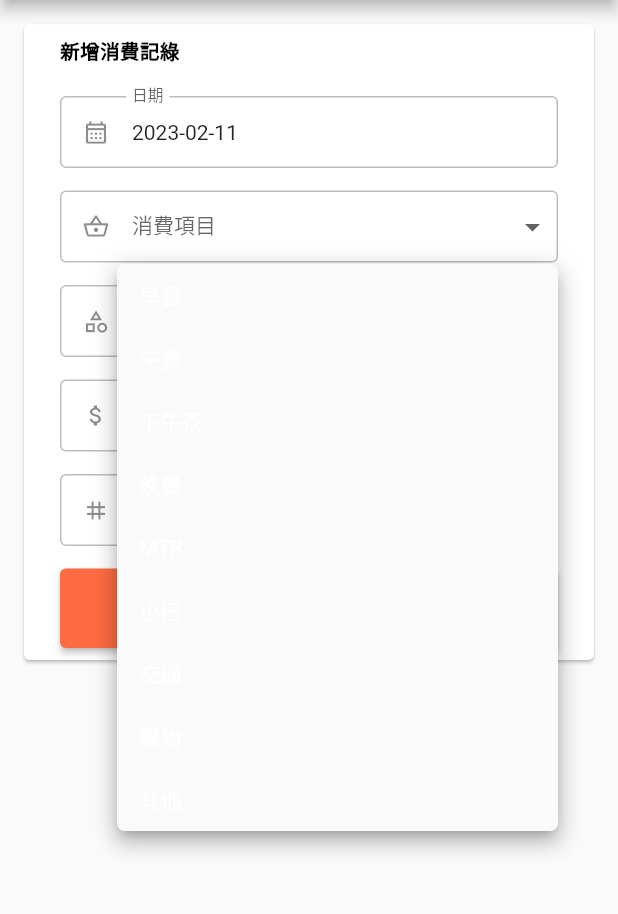
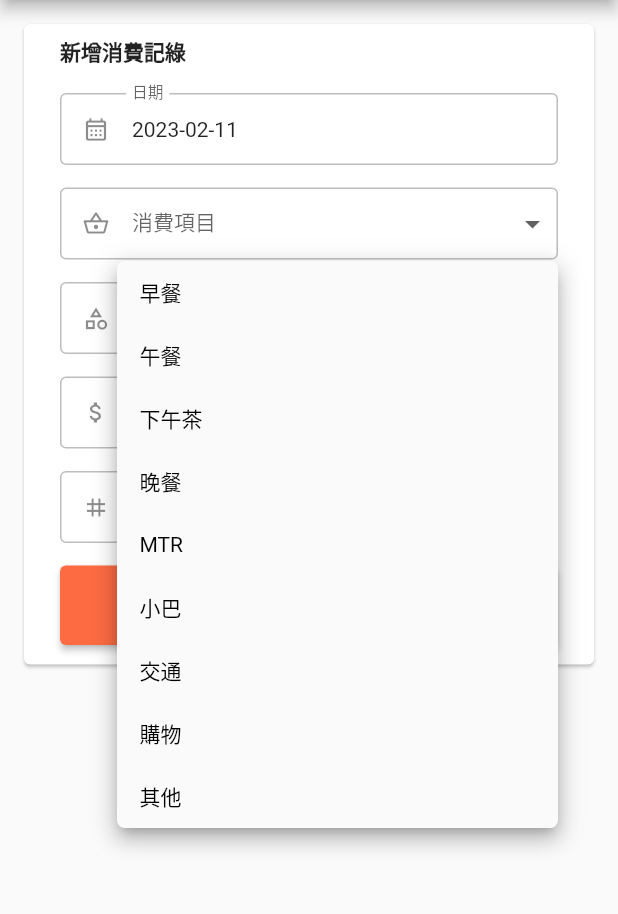
Before and after one commit to rabittowong/grapefruit-panini, a Flutter app: the ExpenditureCreate screen opened directly, after a tap on "消費項目", on a phone screen of 412 x 824 dp, the part 84-998 px from its top. Run offline on Flutter 3.47's test engine with Material 2 defaults, Android fonts, the phone set to English and light mode, and no system bars; drawn by our look-alikes of getwidget; our stand-ins replace rive.

Commit message:
update expenditure ui

```diff
--- a/assets/data/expenditure_data.json
+++ b/assets/data/expenditure_data.json
@@ -138,7 +138,7 @@
     "updated_at": "2022-01-16 14:34:32",
     "updated_by": "tl8OV71dYq3emeE1Z2wRE4L95TK3",
     "paid_at": "2022-12-21 14:22:26",
-    "remark": null,
+    "remark": "法國小巴黎餐廳",
     "id": "t5bn9tY175VyuZMa7Kws",
     "category": "用餐"
   },
--- a/lib/component/expenditure/expenditure_not_found.dart
+++ b/lib/component/expenditure/expenditure_not_found.dart
@@ -12,7 +12,8 @@ class ExpenditureNotFound extends StatelessWidget {
           margin: const EdgeInsets.fromLTRB(15, 0, 15, 15),
           content: Column(
             children: const [
-              Image(image: AssetImage('assets/img/expenditure_not_found.png')),
+              Padding(padding: EdgeInsets.only(top: 5)),
+              Image(image: AssetImage('assets/img/expenditure_not_found.jpg')),
               Padding(padding: EdgeInsets.only(top: 15)),
               Text('這個月目前還沒有支出，'),
               Text('快去創建一筆交易吧！'),
--- a/lib/component/form/form_date_picker.dart
+++ b/lib/component/form/form_date_picker.dart
@@ -29,21 +29,6 @@ class FormDatePicker extends StatelessWidget {
         decoration: InputDecoration(
           prefixIcon: icon,
           labelText: label,
-          contentPadding: EdgeInsets.zero,
-          isDense: true,
-          labelStyle: const TextStyle(fontSize: 14),
-          enabledBorder: const OutlineInputBorder(
-            borderSide: BorderSide(color: Colors.black26, width: 1),
-          ),
-          focusedBorder: OutlineInputBorder(
-            borderSide: BorderSide(color: ThemeColor.primary[500]!, width: 1),
-          ),
-          errorBorder: OutlineInputBorder(
-            borderSide: BorderSide(color: ThemeColor.danger[500]!, width: 1),
-          ),
-          focusedErrorBorder: OutlineInputBorder(
-            borderSide: BorderSide(color: ThemeColor.danger[500]!, width: 1),
-          ),
         ),
         onTap: () async {
           final DateTime? pickedDate = await showDatePicker(
--- a/lib/component/form/form_elevated_button.dart
+++ b/lib/component/form/form_elevated_button.dart
@@ -21,10 +21,6 @@ class FormElevatedButton extends StatelessWidget {
           Expanded(
             child: ElevatedButton(
               onPressed: onPressed,
-              style: ElevatedButton.styleFrom(
-                padding: const EdgeInsets.all(16),
-                backgroundColor: ThemeColor.primary[500],
-              ),
               child: Text(text),
             ),
           ),
--- a/lib/component/form/form_input.dart
+++ b/lib/component/form/form_input.dart
@@ -30,21 +30,6 @@ class FormInput extends StatelessWidget {
         decoration: InputDecoration(
           prefixIcon: icon,
           labelText: label,
-          contentPadding: EdgeInsets.zero,
-          isDense: true,
-          labelStyle: const TextStyle(fontSize: 14),
-          enabledBorder: const OutlineInputBorder(
-            borderSide: BorderSide(color: Colors.black26, width: 1),
-          ),
-          focusedBorder: OutlineInputBorder(
-            borderSide: BorderSide(color: ThemeColor.primary[500]!, width: 1),
-          ),
-          errorBorder: OutlineInputBorder(
-            borderSide: BorderSide(color: ThemeColor.danger[500]!, width: 1),
-          ),
-          focusedErrorBorder: OutlineInputBorder(
-            borderSide: BorderSide(color: ThemeColor.danger[500]!, width: 1),
-          ),
         ),
         keyboardType: keyboardType,
         autovalidateMode: AutovalidateMode.onUserInteraction,
--- a/lib/component/form/form_select.dart
+++ b/lib/component/form/form_select.dart
@@ -1,6 +1,5 @@
 import 'package:flutter/material.dart';
 
-import '../../theme_color.dart';
 import 'custom_dropdown.dart';
 
 class FormSelect extends StatelessWidget {
@@ -32,28 +31,18 @@ class FormSelect extends StatelessWidget {
           labelText: label,
           contentPadding:
               const EdgeInsets.symmetric(horizontal: 5, vertical: 8),
-          isDense: true,
-          labelStyle: const TextStyle(fontSize: 14),
-          filled: true,
-          fillColor: Colors.white,
-          enabledBorder: const OutlineInputBorder(
-            borderSide: BorderSide(color: Colors.black26, width: 1),
-          ),
-          focusedBorder: OutlineInputBorder(
-            borderSide: BorderSide(color: ThemeColor.primary[500]!, width: 1),
-          ),
-          errorBorder: OutlineInputBorder(
-            borderSide: BorderSide(color: ThemeColor.danger[500]!, width: 1),
-          ),
-          focusedErrorBorder: OutlineInputBorder(
-            borderSide: BorderSide(color: ThemeColor.danger[500]!, width: 1),
-          ),
         ),
         borderRadius: BorderRadius.circular(5),
         value: inputController.text.isEmpty ? null : inputController.text,
         items: [
           for (final item in items)
-            CustomDropdownMenuItem(value: item, child: Text(item)),
+            CustomDropdownMenuItem(
+              value: item,
+              child: Text(
+                item,
+                style: const TextStyle(color: Colors.black),
+              ),
+            ),
         ],
         autovalidateMode: AutovalidateMode.onUserInteraction,
         validator: validator,
--- a/lib/page/expenditure/expenditure_create.dart
+++ b/lib/page/expenditure/expenditure_create.dart
@@ -100,13 +100,13 @@ class ExpenditureCreateState extends State<ExpenditureCreate> {
           children: [
             GFCard(
               content: Column(
+                crossAxisAlignment: CrossAxisAlignment.start,
                 children: [
-                  const GFTypography(
-                    text: '新增消費記綠',
-                    type: GFTypographyType.typo6,
-                    fontWeight: FontWeight.bold,
-                    dividerHeight: 0,
+                  const Text(
+                    '新增消費記綠',
+                    style: TextStyle(fontWeight: FontWeight.bold),
                   ),
+                  const Padding(padding: EdgeInsets.only(top: 2)),
                   FormDatePicker(
                     inputController: _paidAt,
                     label: '日期',
@@ -187,6 +187,7 @@ class ExpenditureCreateState extends State<ExpenditureCreate> {
                     text: '新增',
                     onPressed: _onSubmit,
                   ),
+                  const Padding(padding: EdgeInsets.only(top: 5)),
                 ],
               ),
             ),
--- a/lib/page/router_content.dart
+++ b/lib/page/router_content.dart
@@ -49,10 +49,8 @@ class _RouterContentState extends State<RouterContent> {
           _widgetTitles.elementAt(_selectedIndex),
           style: const TextStyle(color: Colors.white),
         ),
-        centerTitle: true,
         iconTheme: const IconThemeData(color: Colors.white),
       ),
-      drawer: DrawerContent(profile: widget.profile),
       body: _widgetOptions.elementAt(_selectedIndex),
       bottomNavigationBar: BottomNavigationBar(
         items: const [
--- /dev/null
+++ b/lib/slide_leftwards_page_transition_builder.dart
@@ -0,0 +1,23 @@
+import 'package:flutter/material.dart';
+
+class SlideLeftwardsPageTransitionBuilder extends PageTransitionsBuilder {
+  const SlideLeftwardsPageTransitionBuilder();
+
+  @override
+  Widget buildTransitions<T>(
+      PageRoute<T> route,
+      BuildContext context,
+      Animation<double> animation,
+      Animation<double> secondaryAnimation,
+      Widget child) {
+    return SlideTransition(
+      position: animation.drive(Tween(
+        begin: const Offset(1.0, 0.0),
+        end: Offset.zero,
+      ).chain(CurveTween(
+        curve: Curves.fastOutSlowIn,
+      ))),
+      child: child,
+    );
+  }
+}
--- a/pubspec.yaml
+++ b/pubspec.yaml
@@ -95,7 +95,7 @@ flutter:
   # see https://flutter.dev/custom-fonts/#from-packages
   assets:
     - assets/img/avatar_anonymous.png
-    - assets/img/expenditure_not_found.png
+    - assets/img/expenditure_not_found.jpg
     - assets/riv/bounce_rabbit.riv
     - assets/data/app_version_data.json
     - assets/data/expenditure_data.json
```
Also changed, not shown: lib/component/expenditure/expenditure_dashboard.dart (+5 -6 lines), lib/component/expenditure/expenditure_tile.dart (+27 -14 lines), lib/main.dart (+30 -0 lines), lib/page/expenditure/expenditure_edit.dart (+6 -5 lines), assets/img/expenditure_not_found.jpg (added), assets/img/expenditure_not_found.png (deleted), 5 other files.
